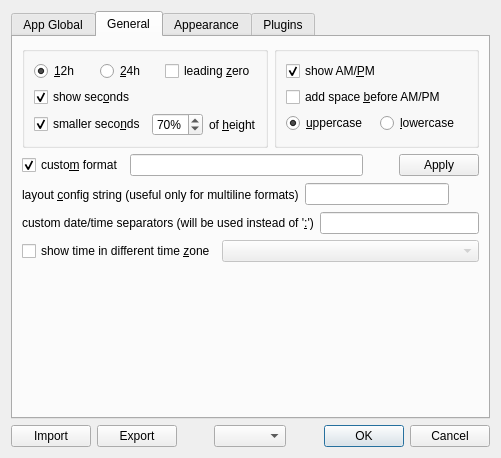
First picture: the form in app/settings_dialog.ui, repository Kolcha/DigitalClock5, before the edit.
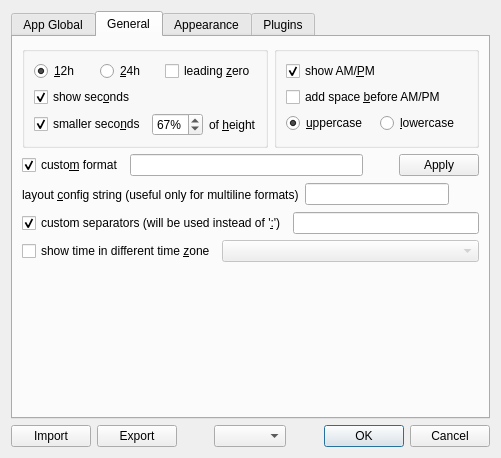
Second picture: the form after the edit. The open tabs and pages were chosen to show the change. Icons and pictures are not drawn.

Commit message: time format fixes

```diff
--- a/app/settings_dialog.ui
+++ b/app/settings_dialog.ui
@@ -210,10 +210,10 @@
                <string notr="true">%</string>
               </property>
               <property name="minimum">
-               <number>30</number>
+               <number>25</number>
               </property>
               <property name="value">
-               <number>70</number>
+               <number>67</number>
               </property>
              </widget>
             </item>
@@ -336,12 +336,12 @@
        <item row="4" column="0" colspan="2">
         <layout class="QHBoxLayout" name="custom_seps_layout">
          <item>
-          <widget class="QLabel" name="custom_seps_label">
+          <widget class="QCheckBox" name="use_custom_seps">
            <property name="text">
-            <string>custom date/time separators (will be used instead of '&amp;:')</string>
+            <string>custom separators (will be used instead of '&amp;:')</string>
            </property>
-           <property name="buddy">
-            <cstring>custom_seps_edit</cstring>
+           <property name="checked">
+            <bool>true</bool>
            </property>
           </widget>
          </item>
```
Left out of the diff: 20 changed lines with no effect on the pictures. The commit also changes 10 other files.
